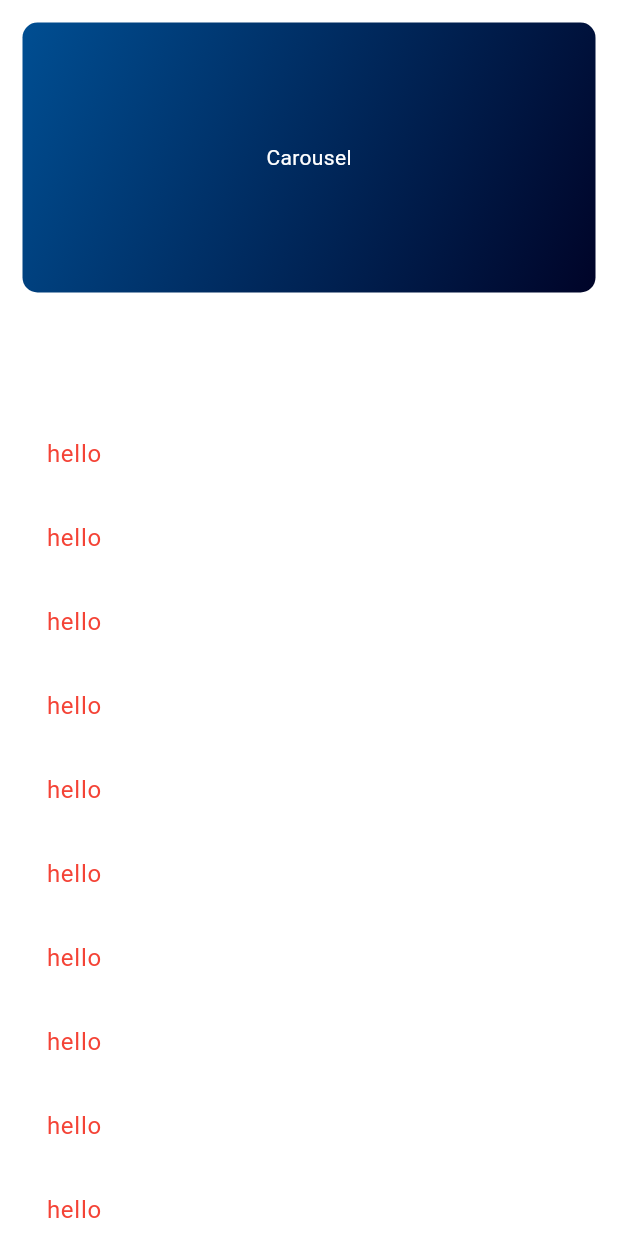
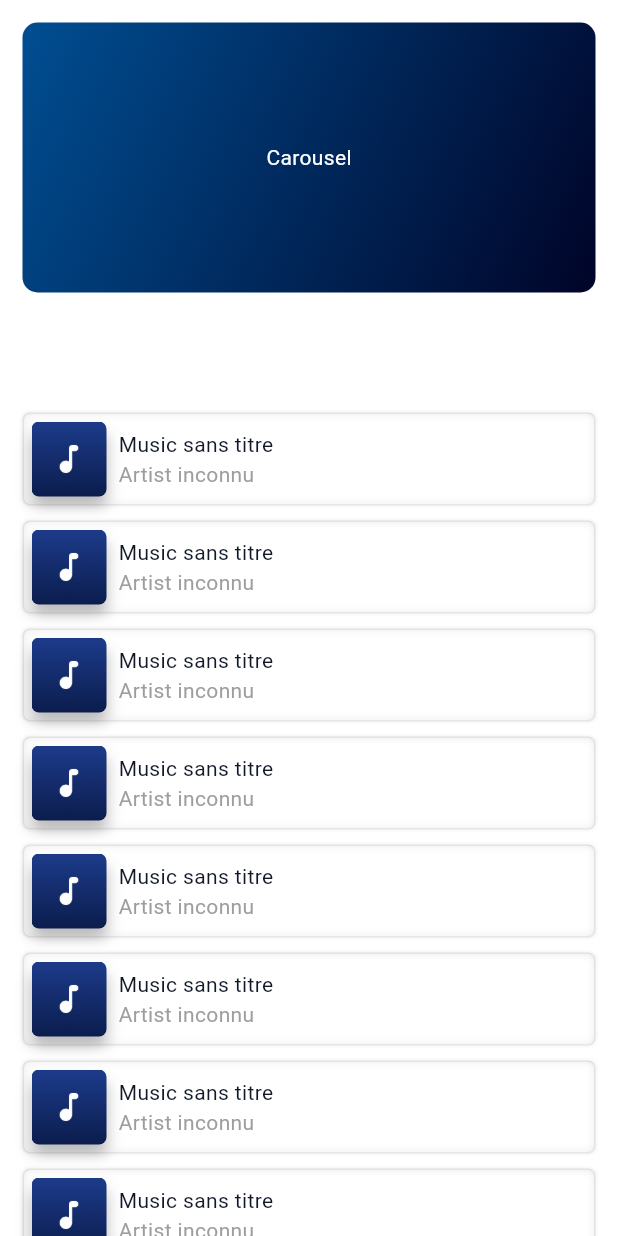
Before and after one commit to assadi-dev/harmony-tube, a Flutter app: the HomeScreen screen opened directly, on a phone screen of 412 x 824 dp. Run offline on Flutter 3.47's test engine with Material 3 defaults, Android fonts, the phone set to English and light mode, and no system bars; our stand-ins replace buttons_tabbar, flutter_bloc, get_it, go_router, sliding_up_panel; missing offline and left inert: flutter_sticky_widgets.

Commit message:
ajustement visuelle

```diff
--- a/lib/config/app_config.dart
+++ b/lib/config/app_config.dart
@@ -1,7 +1,13 @@
+
+import 'package:flutter/material.dart';
+import 'package:harmony_tube/themes/app_colors.dart';
 
 const  String  app_title = "Harmony Tube";
 
 const double  padding_layout = 15.0;
 const double border_radius = 10.0;
-
-const String no_cover =  "/assets/images/no-cover.jpg";
+const double border_radius_card = 5.0;
+const double padding_card = 5;
+const Color shadow_color_card = AppColors.black;
+const String no_cover_image =  "assets/images/no-cover.jpg";
+const double preview_picture_small = 50;
--- a/lib/screens/home/all_songs_container.dart
+++ b/lib/screens/home/all_songs_container.dart
@@ -1,6 +1,7 @@
 import 'package:flutter/material.dart';
 import 'package:flutter_sticky_widgets/flutter_sticky_widgets.dart';
 import 'package:harmony_tube/config/app_config.dart';
+import 'package:harmony_tube/widgets/cards/music_card.dart';
 
 import 'carousel/carousel_home.dart';
 
@@ -71,15 +72,13 @@ class _AllSongsContainerState extends State<AllSongsContainer> {
             children: [
               CarouselHome(),
               SizedBox(height: 80),
-              ListView.builder(
+              ListView.separated(
                 physics: NeverScrollableScrollPhysics(),
-                // 👈 désactive son scroll
+                separatorBuilder: (context, index) => const SizedBox(height: 10,),
                 shrinkWrap: true,
                 itemCount: 100,
                 itemBuilder: (BuildContext context, int index) {
-                  return ListTile(
-                    title: Text("hello", style: TextStyle(color: Colors.red)),
-                  );
+                  return MusicCard();
                 },
               ),
             ],
--- a/lib/screens/home/home_layout_tab_controller.dart
+++ b/lib/screens/home/home_layout_tab_controller.dart
@@ -3,6 +3,7 @@ import 'package:flutter/material.dart';
 import 'package:harmony_tube/config/app_config.dart';
 import 'package:harmony_tube/screens/home_screen.dart';
 import 'package:harmony_tube/screens/playlist_screen.dart';
+import 'package:harmony_tube/widgets/app_text_theme.dart';
 
 class HomeLayoutTabController extends StatefulWidget {
   @override
@@ -33,12 +34,16 @@ class HomeLayoutTabState extends State<HomeLayoutTabController>   with SingleTic
           bottom: ButtonsTabBar(
             controller: _tabController,
               unselectedBackgroundColor: Colors.transparent,
-contentPadding: EdgeInsets.symmetric(vertical: 10, horizontal: 22),
-
+            contentPadding: EdgeInsets.symmetric(vertical: 10, horizontal: 22),
+            contentCenter: true,
+            labelSpacing: 5,
             tabs: [
-              Tab(text: "Accueil", icon: Icon(Icons.home_max_outlined)),
-              Tab(text: "Bibliothèque", icon: Icon(Icons.library_books_outlined)),
-            ],
+              Tab(text: "Accueil", icon: Icon(Icons.home_outlined, size: 18)),
+              Tab(
+                text: "Bibliothèque",
+                icon: Icon(Icons.library_music_outlined, size: 18),
+              ),
+            ]],
 
           ),
         ),
@@ -52,3 +57,19 @@ contentPadding: EdgeInsets.symmetric(vertical: 10, horizontal: 22),
     );
   }
 }
+
+class TabTextAlignement extends StatelessWidget {
+  final IconData icon;
+  final String text;
+
+  const TabTextAlignement({super.key, required this.icon, required this.text});
+
+  @override
+  Widget build(BuildContext context) {
+    return Row(crossAxisAlignment: CrossAxisAlignment.center,
+      mainAxisAlignment: MainAxisAlignment.center,
+      spacing: 5,
+      children: [Icon(icon), AppTextTheme(text)],);
+  }
+
+}
--- /dev/null
+++ b/lib/widgets/app_text_theme.dart
@@ -0,0 +1,65 @@
+import 'package:flutter/material.dart';
+
+class AppTextTheme extends StatelessWidget {
+  final String data;
+  final Color? color;
+
+  // Props de Text
+  final TextStyle? style;
+  final StrutStyle? strutStyle;
+  final TextAlign? textAlign;
+  final TextDirection? textDirection;
+  final Locale? locale;
+  final bool? softWrap;
+  final TextOverflow? overflow;
+  final TextScaler? textScaler;
+  final int? maxLines;
+  final String? semanticsLabel;
+  final TextWidthBasis? textWidthBasis;
+  final TextHeightBehavior? textHeightBehavior;
+  final Color? selectionColor;
+
+  AppTextTheme(
+    this.data, {
+    super.key,
+    this.color,
+    this.style,
+    this.strutStyle,
+    this.textAlign,
+    this.textDirection,
+    this.locale,
+    this.softWrap,
+    this.overflow,
+    this.textScaler,
+    this.maxLines,
+    this.semanticsLabel,
+    this.textWidthBasis,
+    this.textHeightBehavior,
+    this.selectionColor,
+  });
+
+  @override
+  Widget build(BuildContext context) {
+    final base = DefaultTextStyle.of(context).style;
+    final Color _defaultColor = Theme.of(context).primaryColor;
+    final effectiveStyle = (base.merge(
+      style,
+    )).copyWith(color: color ?? style?.color ?? base.color ?? _defaultColor);
+    return Text(
+      data,
+      style: effectiveStyle,
+      strutStyle: strutStyle,
+      textAlign: textAlign,
+      textDirection: textDirection,
+      locale: locale,
+      softWrap: softWrap,
+      overflow: overflow,
+      textScaler: textScaler,
+      maxLines: maxLines,
+      semanticsLabel: semanticsLabel,
+      textWidthBasis: textWidthBasis,
+      textHeightBehavior: textHeightBehavior,
+      selectionColor: selectionColor,
+    );
+  }
+}
--- /dev/null
+++ b/lib/widgets/cards/card.dart
@@ -0,0 +1,40 @@
+import 'package:flutter/material.dart';
+import 'package:harmony_tube/config/app_config.dart';
+import 'package:harmony_tube/themes/app_colors.dart';
+
+class Card extends StatelessWidget {
+
+  final Widget child;
+
+  const Card({super.key, required this.child});
+
+  @override
+  Widget build(BuildContext context) {
+
+    final Color borderColor = Color(Colors.grey.value).withAlpha(50);
+    final backgroundColor =  Theme.of(context).scaffoldBackgroundColor;
+    final shadowColor = Color(Colors.black.value).withAlpha(100);
+
+
+    return Container(
+      padding: EdgeInsets.all(padding_card),
+
+      decoration: BoxDecoration(
+        border: Border.all(
+          color: borderColor,
+          style: BorderStyle.solid,
+          width: 1,
+        ),
+        borderRadius: BorderRadius.circular(border_radius_card),
+        boxShadow:[ BoxShadow(color: shadowColor,spreadRadius:0 ,blurRadius: 1),  BoxShadow(
+          color:backgroundColor,
+          spreadRadius: 5,
+          blurRadius: 8,
+        ),],
+
+      ),
+      child: child
+
+    );
+  }
+}
--- /dev/null
+++ b/lib/widgets/cards/music_card.dart
@@ -0,0 +1,59 @@
+import 'package:flutter/material.dart' hide Card;
+import 'package:harmony_tube/config/app_config.dart';
+import 'package:harmony_tube/widgets/app_text_theme.dart';
+import 'package:harmony_tube/widgets/cards/card.dart';
+
+class MusicCard extends StatelessWidget {
+  const MusicCard({super.key});
+
+  @override
+  Widget build(BuildContext context) {
+    return Card(
+      child: Container(
+        child: Row(
+          crossAxisAlignment: CrossAxisAlignment.center,
+          spacing: 8,
+          children: [MediaPreview(), MediaInfos()],
+        ),
+      ),
+    );
+  }
+}
+
+class MediaPreview extends StatelessWidget {
+  @override
+  Widget build(BuildContext context) {
+    return Container(
+      width: preview_picture_small,
+      height: preview_picture_small,
+      decoration: BoxDecoration(
+        borderRadius: BorderRadius.circular(border_radius_card),
+        boxShadow: [
+          BoxShadow(
+            color: Colors.black26,
+            blurRadius: 8,
+            offset: Offset(0, 8),
+          ),
+        ],
+      ),
+      child: ClipRRect(
+        borderRadius: BorderRadius.circular(border_radius_card),
+        child: Image.asset(no_cover_image,  fit: BoxFit.cover,),
+      ),
+    );
+  }
+}
+
+class MediaInfos extends StatelessWidget {
+  @override
+  Widget build(BuildContext context) {
+    return Column(
+      crossAxisAlignment: CrossAxisAlignment.start,
+      mainAxisAlignment: MainAxisAlignment.center,
+      children: [
+        AppTextTheme("Music sans titre"),
+        AppTextTheme("Artist inconnu", color: Colors.grey.shade500),
+      ],
+    );
+  }
+}
```
